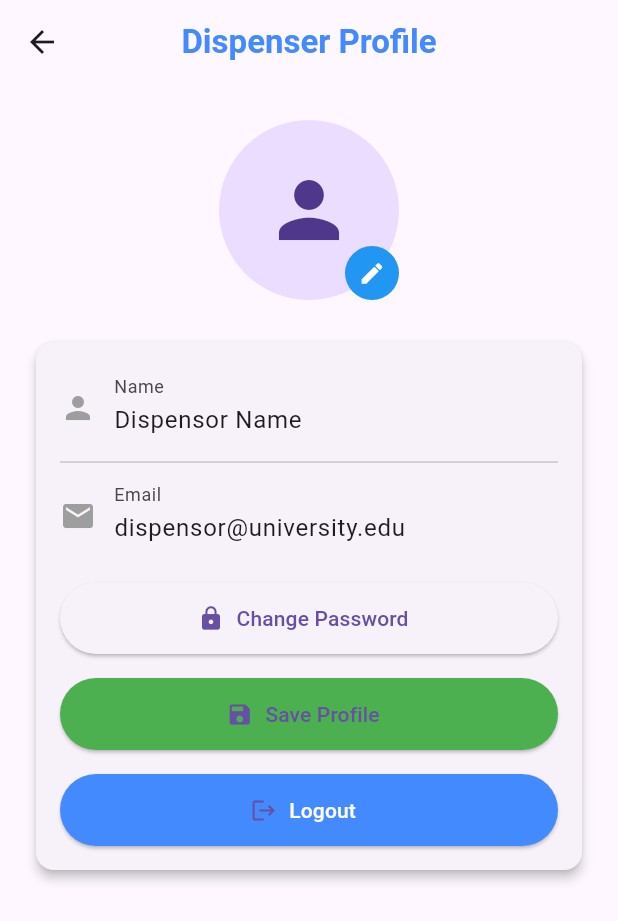
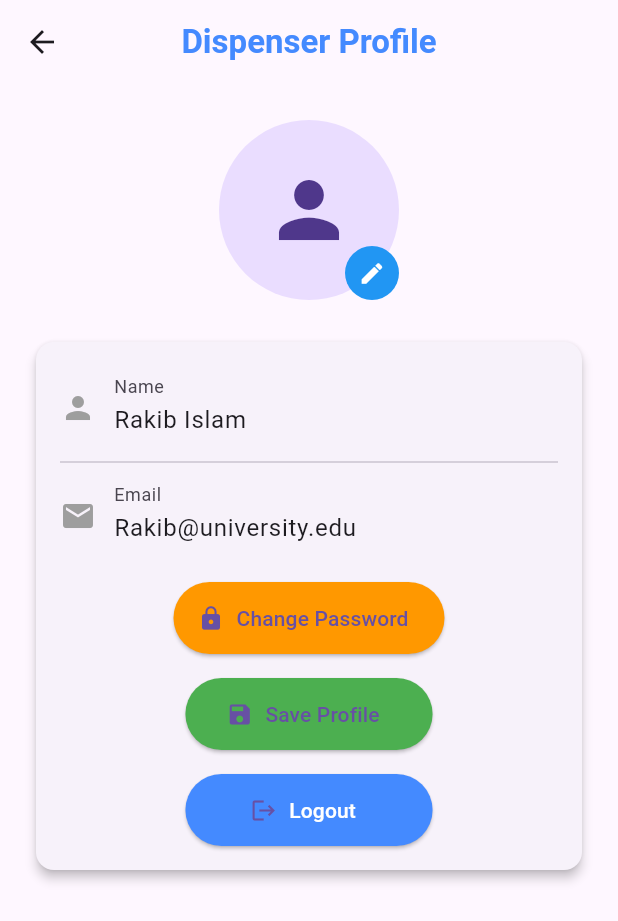
Before and after one commit to 17-sabbir/Dishari, a Flutter app: the DispenserProfile screen opened by its route, on a phone screen of 412 x 824 dp. Shown: the top 921 px of the screen. Run offline on Flutter 3.47's test engine with Material 3 defaults, Android fonts, the phone set to English and light mode, and no system bars; our stand-ins replace file_picker, image_picker, open_file, pdf; missing offline and left inert: universal_html.

Commit message:
2nd commit

```diff
--- a/lib/src/admin/history_screen.dart
+++ b/lib/src/admin/history_screen.dart
@@ -10,7 +10,7 @@ class HistoryScreen extends StatelessWidget {
   final List<Map<String, dynamic>> historyItems = const [
     {
       "timestamp": "2025-09-01 09:21",
-      "user": "Dr. Amina Patel",
+      "user": "Dr. Barsha Islam",
       "action": "Updated prescription #45622",
       "type": "update"
     },
--- a/lib/src/admin/reports_analytics.dart
+++ b/lib/src/admin/reports_analytics.dart
@@ -108,9 +108,9 @@ class ReportsAnalytics extends StatelessWidget {
               crossAxisSpacing: 10,
               mainAxisSpacing: 10,
               children: [
-                _buildReportCard("Total Prescriptions (YTD)", totalPrescriptions, Icons.local_hospital_outlined, primaryColor),
-                _buildReportCard("Unique Patients (YTD)", 21000, Icons.person_search_outlined, Colors.orange),
-                _buildReportCard("Medicines Dispensed (YTD)", 10500, Icons.inventory_outlined, Colors.teal),
+                _buildReportCard("Total Prescriptions", totalPrescriptions, Icons.local_hospital_outlined, primaryColor),
+                _buildReportCard("Outside Patients", 21, Icons.person_search_outlined, Colors.orange),
+                _buildReportCard("Medicines Dispensed", 10500, Icons.inventory_outlined, Colors.teal),
                 _buildReportCard("Staff Active", 45, Icons.groups_outlined, Colors.blueGrey),
               ],
             ),
--- a/lib/src/admin/staff_rostering.dart
+++ b/lib/src/admin/staff_rostering.dart
@@ -13,12 +13,12 @@ class _StaffRosteringState extends State<StaffRostering> with SingleTickerProvid
   bool _isCurrentWeek = true; // State to track which week is active
 
   // Dummy data: Roster for Current Week
-  List<Map<String, String>> _currentWeekRoster = [
-    {"day": "Monday", "role_1": "Dr. Patel (OPD AM)", "role_2": "Leo (Pharmacy)"},
-    {"day": "Tuesday", "role_1": "Dr. Kim (ER)", "role_2": "Sara (Lab)"},
-    {"day": "Wednesday", "role_1": "Dr. Roy (OPD PM)", "role_2": "Nina (Reception)"},
-    {"day": "Thursday", "role_1": "Dr. Chen (Surgery)", "role_2": "Arjun (Lab)"},
-    {"day": "Friday", "role_1": "Dr. Ahmed (ER)", "role_2": "Maya (Pharmacy)"},
+  final List<Map<String, String>> _currentWeekRoster = [
+    {"day": "Monday", "role_1": "Dr. Nasir", "role_2": "Rasid"},
+    {"day": "Tuesday", "role_1": "Dr. Habiba Sultana", "role_2": "Sara Islam"},
+    {"day": "Wednesday", "role_1": "Dr. Rakib", "role_2": "Mina (Reception)"},
+    {"day": "Thursday", "role_1": "Dr. Ezaz", "role_2": "Wakil"},
+    {"day": "Friday", "role_1": "Dr. Ahmed ", "role_2": "Maya"},
   ];
 
   // Dummy data: Roster for Next Week (Initially empty or copied from current)
@@ -32,8 +32,8 @@ class _StaffRosteringState extends State<StaffRostering> with SingleTickerProvid
 
   // Dummy Requests (SRS requirement: Approval for duty changes)
   List<Map<String, String>> requests = [
-    {"name": "Dr. Kim", "reason": "Family Emergency", "day": "Tuesday"},
-    {"name": "Sara", "reason": "Medical Leave", "day": "Tuesday"},
+    {"name": "Dr. Sara Islam", "reason": "Family Emergency", "day": "Tuesday"},
+    {"name": "Habiba Sultana", "reason": "Medical Leave", "day": "Tuesday"},
   ];
 
   @override
--- a/lib/src/dispenser/dispenser_profile.dart
+++ b/lib/src/dispenser/dispenser_profile.dart
@@ -10,8 +10,8 @@ class DispenserProfile extends StatefulWidget {
 }
 
 class _DispenserProfileState extends State<DispenserProfile> {
-  String name = 'Dispensor Name';
-  String email = 'dispensor@university.edu';
+  String name = 'Rakib Islam';
+  String email = 'Rakib@university.edu';
   File? _avatar;
 
   final ImagePicker _picker = ImagePicker();
@@ -180,7 +180,11 @@ class _DispenserProfileState extends State<DispenserProfile> {
                         icon: const Icon(Icons.lock),
                         label: const Text('Change Password'),
                         style: ElevatedButton.styleFrom(
-                          minimumSize: const Size.fromHeight(48),
+                          backgroundColor: Colors.orange,
+                          minimumSize: Size(
+                            MediaQuery.of(context).size.width * 0.4,
+                            48,
+                          ),
                         ),
                       ),
                       const SizedBox(height: 16),
@@ -194,8 +198,12 @@ class _DispenserProfileState extends State<DispenserProfile> {
                         label: const Text('Save Profile'),
                         style: ElevatedButton.styleFrom(
                           backgroundColor: Colors.green,
-                          minimumSize: const Size.fromHeight(48),
+                          minimumSize: Size(
+                            MediaQuery.of(context).size.width * 0.4,
+                            48,
+                          ),
                         ),
+
                       ),
                       const SizedBox(height: 16),
                       ElevatedButton.icon(
@@ -204,7 +212,11 @@ class _DispenserProfileState extends State<DispenserProfile> {
                         label: const Text('Logout',style: TextStyle(color: Colors.white),),
                         style: ElevatedButton.styleFrom(
                           backgroundColor: Colors.blueAccent,
-                          minimumSize: const Size.fromHeight(48),
+                          minimumSize: Size(
+                            MediaQuery.of(context).size.width * 0.4,
+                            48,
+                          ),
+
                         ),
                       ),
                     ],
--- a/lib/src/lab_test/lab_staff_profile.dart
+++ b/lib/src/lab_test/lab_staff_profile.dart
@@ -325,7 +325,7 @@ class _LabTesterProfileState extends State<LabTesterProfile> {
 
             // Change Password Button
             SizedBox(
-              width:MediaQuery.of(context).size.width * 0.6,
+              width:MediaQuery.of(context).size.width * 0.4,
               height: 50,
               child: ElevatedButton.icon(
                 onPressed: _showChangePasswordDialog,
@@ -346,7 +346,7 @@ class _LabTesterProfileState extends State<LabTesterProfile> {
 
             // Logout Button
             SizedBox(
-              width:MediaQuery.of(context).size.width * 0.6,
+              width:MediaQuery.of(context).size.width * 0.4,
               height: 50,
               child: ElevatedButton.icon(
                 onPressed: _logout,
--- a/lib/src/lab_test/lab_test_panel.dart
+++ b/lib/src/lab_test/lab_test_panel.dart
@@ -370,7 +370,7 @@ class _LabTestPanelState extends State<LabTestPanel> {
                                 },
                               ),
                             );
-                          }).toList(),
+                          })
                       ],
                     ),
                   ),
@@ -519,7 +519,7 @@ class _LabTestPanelState extends State<LabTestPanel> {
                                 ),
                               ),
                             );
-                          }).toList(),
+                          })
                       ],
                     ),
                   ),
--- a/pubspec.yaml
+++ b/pubspec.yaml
@@ -65,10 +65,7 @@ flutter:
   # the material Icons class.
   uses-material-design: true
 
-  # To add assets to your application, add an assets section, like this:
-  # assets:
-  #   - images/a_dot_burr.jpeg
-  #   - images/a_dot_ham.jpeg
+   # To add assets to your application, add an assets section, like this:
   assets:
     - assets/images/nstu_logo.jpg
     - assets/fonts/Kalpurush.ttf
```
Also changed, not shown: lib/src/doctor/patient_records.dart (+5 -5 lines), pubspec.lock.
